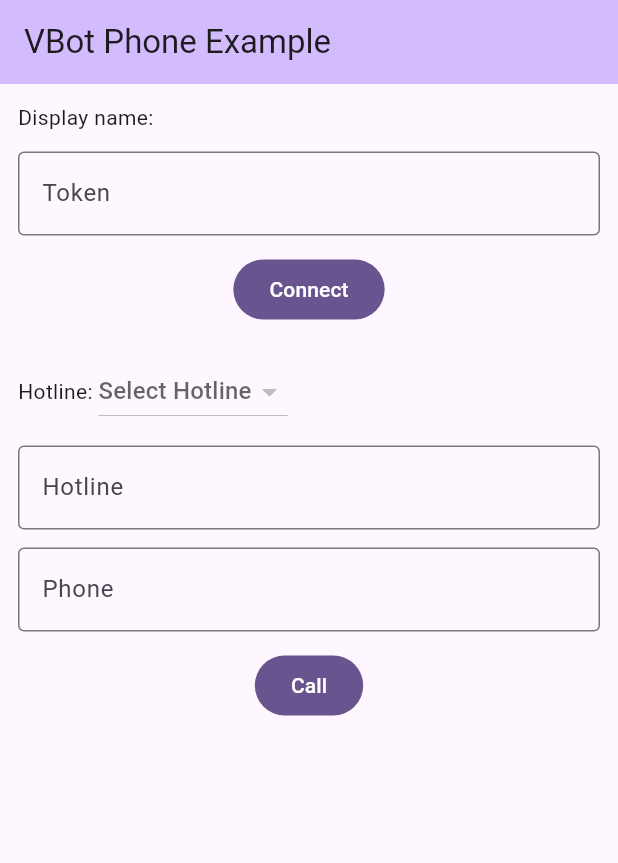
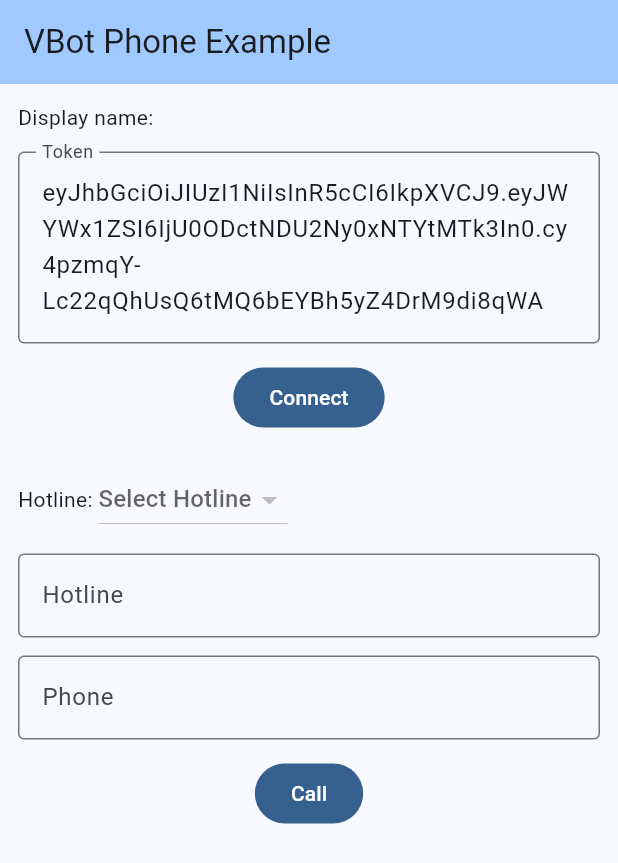
Before and after one commit to VBotDevTeam/vbot_flutter_example, a Flutter app: the screen it shows after launch, on a phone screen of 412 x 824 dp. Shown: the top 863 px of the screen. Run offline on Flutter 3.47's test engine with Material 3 defaults, Android fonts, the phone set to English and light mode, and no system bars.

Commit message:
add disconnect to adnroid

```diff
--- a/lib/main.dart
+++ b/lib/main.dart
@@ -12,9 +12,10 @@ class MyApp extends StatelessWidget {
   @override
   Widget build(BuildContext context) {
     return MaterialApp(
+      debugShowCheckedModeBanner: false,
       title: 'Flutter Demo',
       theme: ThemeData(
-        colorScheme: ColorScheme.fromSeed(seedColor: Colors.deepPurple),
+        colorScheme: ColorScheme.fromSeed(seedColor: Colors.blue),
         useMaterial3: true,
       ),
       home: const MyHomePage(title: 'VBot Phone Example'),
@@ -36,8 +37,8 @@ final GlobalKey<ScaffoldMessengerState> scaffoldMessengerKey =
 
 class _MyHomePageState extends State<MyHomePage> {
   final tokenController = TextEditingController();
-  final phoneController = TextEditingController();
-  final hotlineController = TextEditingController();
+  final _phoneController = TextEditingController();
+  final _hotlineController = TextEditingController();
 
   String displayName = "";
   final phone = VBotPhone();
@@ -62,6 +63,8 @@ class _MyHomePageState extends State<MyHomePage> {
   @override
   void initState() {
     super.initState();
+    tokenController.text =
+        'eyJhbGciOiJIUzI1NiIsInR5cCI6IkpXVCJ9.eyJWYWx1ZSI6IjU0ODctNDU2Ny0xNTYtMTk3In0.cy4pzmqY-Lc22qQhUsQ6tMQ6bEYBh5yZ4DrM9di8qWA';
   }
 
   void _connect() async {
@@ -95,12 +98,34 @@ class _MyHomePageState extends State<MyHomePage> {
     }
   }
 
+  void _disconnect() async {
+    setState(() {
+      isLoading = true; // Show loading indicator
+    });
+
+    try {
+      final isDisconnected = await phone.disconnect();
+      if (isDisconnected) {
+        isConnected = false;
+        hotlines = [];
+        selectedHotline = null;
+        displayName = "";
+      }
+    } catch (e) {
+      isConnected = false;
+    } finally {
+      setState(() {
+        isLoading = false; // Hide loading indicator
+      });
+    }
+  }
+
   void _call() async {
     setState(() {
       isCalling = true; // Show loading indicator
     });
 
-    if (phoneController.text.isEmpty) {
+    if (_phoneController.text.isEmpty) {
       setState(() {
         isCalling = false; // Hide loading indicator
       });
@@ -108,9 +133,9 @@ class _MyHomePageState extends State<MyHomePage> {
     }
     try {
       String hotlineNumber =
-          hotlineController.text != "" ? selectedHotline!.phoneNumber : '';
+          _hotlineController.text != "" ? selectedHotline!.phoneNumber : '';
       final calleeName =
-          await phone.startCall(hotlineNumber, phoneController.text);
+          await phone.startCall(hotlineNumber, _phoneController.text);
       callee = calleeName ?? "Error";
     } catch (e) {
       print("call exception: $e");
@@ -121,7 +146,117 @@ class _MyHomePageState extends State<MyHomePage> {
     }
   }
 
+  Widget _connectView() {
+    return Column(
+      children: [
+        Row(
+          crossAxisAlignment: CrossAxisAlignment.start,
+          children: [
+            const Text(
+              'Display name: ',
+            ),
+            Expanded(
+              child: Text(displayName,
+                  maxLines: 2,
+                  style: const TextStyle(
+                    fontWeight: FontWeight.bold,
+                  )),
+            ),
+          ],
+        ),
+        const SizedBox(height: 12),
+        TextField(
+          minLines: 1,
+          maxLines: null,
+          keyboardType: TextInputType.multiline,
+          controller: tokenController,
+          decoration: const InputDecoration(
+            border: OutlineInputBorder(),
+            labelText: 'Token',
+          ),
+        ),
+        const SizedBox(height: 12),
+        if (isLoading) ...[
+          const CircularProgressIndicator()
+        ] else if (!isConnected) ...[
+          FilledButton(onPressed: _connect, child: const Text("Connect")),
+        ] else ...[
+          FilledButton(onPressed: _disconnect, child: const Text("Disconnect")),
+        ],
+      ],
+    );
+  }
+
   Widget _callView() {
+    return Column(
+      children: [
+        Row(
+          children: [
+            const Text('Hotline: '),
+            DropdownButton<VBotHotline>(
+              value: selectedHotline,
+              hint: const Text('Select Hotline'),
+              onChanged: (VBotHotline? newValue) {
+                if (newValue != null) {
+                  setState(() {
+                    _hotlineController.text = newValue.name;
+                    selectedHotline = newValue;
+                  });
+                }
+              },
+              items: hotlines
+                  .map<DropdownMenuItem<VBotHotline>>((VBotHotline value) {
+                return DropdownMenuItem<VBotHotline>(
+                  value: value,
+                  child: Text(value.name),
+                );
+              }).toList(),
+            ),
+          ],
+        ),
+        const SizedBox(height: 12),
+        TextField(
+          controller: _hotlineController,
+          decoration: InputDecoration(
+            border: const OutlineInputBorder(),
+            labelText: 'Hotline',
+            suffixIcon: _hotlineController.text.isNotEmpty
+                ? IconButton(
+                    icon: const Icon(Icons.clear),
+                    onPressed: () {
+                      _hotlineController.clear();
+                    },
+                  )
+                : null,
+          ),
+        ),
+        const SizedBox(height: 12),
+        TextField(
+          controller: _phoneController,
+          keyboardType: TextInputType.phone,
+          decoration: InputDecoration(
+            border: const OutlineInputBorder(),
+            labelText: 'Phone',
+            suffixIcon: _phoneController.text.isNotEmpty
+                ? IconButton(
+                    icon: const Icon(Icons.clear),
+                    onPressed: () {
+                      _phoneController.clear();
+                    },
+                  )
+                : null,
+          ),
+        ),
+        const SizedBox(height: 12),
+        FilledButton(
+          onPressed: _call,
+          child: const Text("Call"),
+        ),
+      ],
+    );
+  }
+
+  Widget _currentCallView() {
     return StreamBuilder<VBotSink>(
       stream: streamCallStateFromNative(),
       builder: (context, snapshot) {
@@ -205,84 +340,11 @@ class _MyHomePageState extends State<MyHomePage> {
               padding: const EdgeInsets.all(12.0),
               child: Column(
                 children: <Widget>[
-                  Row(
-                    crossAxisAlignment: CrossAxisAlignment.start,
-                    children: [
-                      const Text(
-                        'Display name: ',
-                      ),
-                      Expanded(
-                        child: Text(displayName,
-                            maxLines: 2,
-                            style: const TextStyle(
-                              fontWeight: FontWeight.bold,
-                            )),
-                      ),
-                    ],
-                  ),
-                  const SizedBox(height: 12),
-                  TextField(
-                    controller: tokenController,
-                    decoration: const InputDecoration(
-                      border: OutlineInputBorder(),
-                      labelText: 'Token',
-                    ),
-                  ),
-                  const SizedBox(height: 12),
-                  if (isLoading) ...[
-                    const CircularProgressIndicator()
-                  ] else ...[
-                    FilledButton(
-                        onPressed: _connect, child: const Text("Connect")),
-                  ],
-                  const SizedBox(height: 20),
-                  Row(
-                    children: [
-                      const Text('Hotline: '),
-                      DropdownButton<VBotHotline>(
-                        value: selectedHotline,
-                        hint: const Text('Select Hotline'),
-                        onChanged: (VBotHotline? newValue) {
-                          if (newValue != null) {
-                            setState(() {
-                              hotlineController.text = newValue.name;
-                              selectedHotline = newValue;
-                            });
-                          }
-                        },
-                        items: hotlines.map<DropdownMenuItem<VBotHotline>>(
-                            (VBotHotline value) {
-                          return DropdownMenuItem<VBotHotline>(
-                            value: value,
-                            child: Text(value.name),
-                          );
-                        }).toList(),
-                      ),
-                    ],
-                  ),
-                  const SizedBox(height: 12),
-                  TextField(
-                    controller: hotlineController,
-                    decoration: const InputDecoration(
-                      border: OutlineInputBorder(),
-                      labelText: 'Hotline',
-                    ),
-                  ),
-                  const SizedBox(height: 12),
-                  TextField(
-                    controller: phoneController,
-                    decoration: const InputDecoration(
-                      border: OutlineInputBorder(),
-                      labelText: 'Phone',
-                    ),
-                  ),
-                  const SizedBox(height: 12),
-                  FilledButton(
-                    onPressed: _call,
-                    child: const Text("Call"),
-                  ),
+                  _connectView(),
                   const SizedBox(height: 20),
                   _callView(),
+                  const SizedBox(height: 20),
+                  _currentCallView(),
                 ],
               ),
             ),
```
Also changed, not shown: lib/phone.dart (+31 -1 lines), 5 other files.
